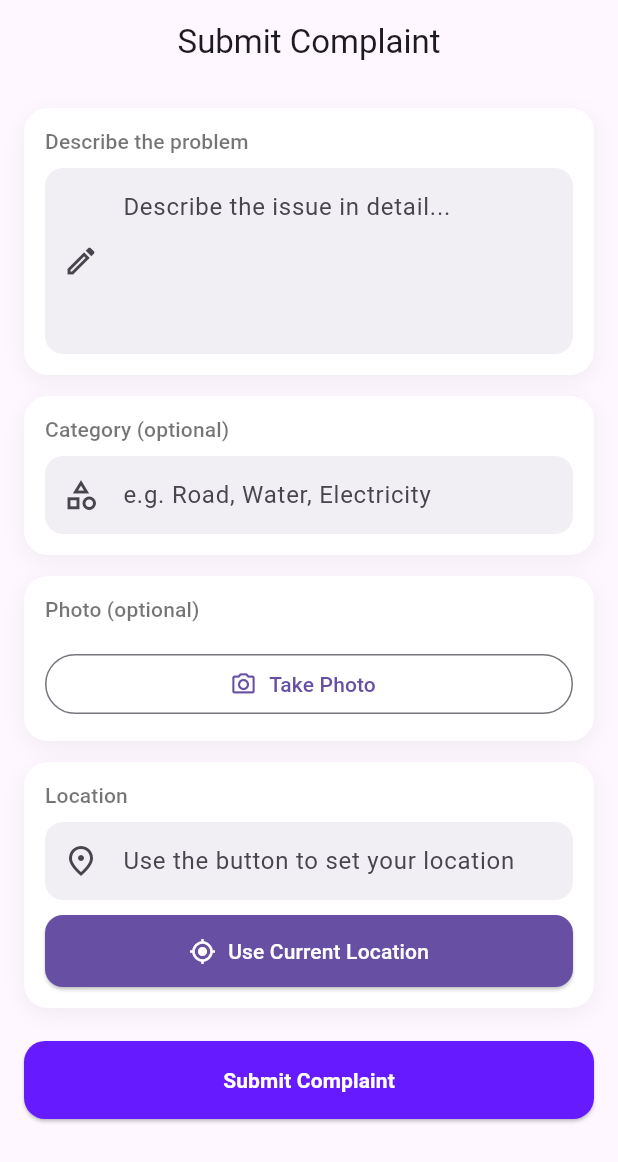
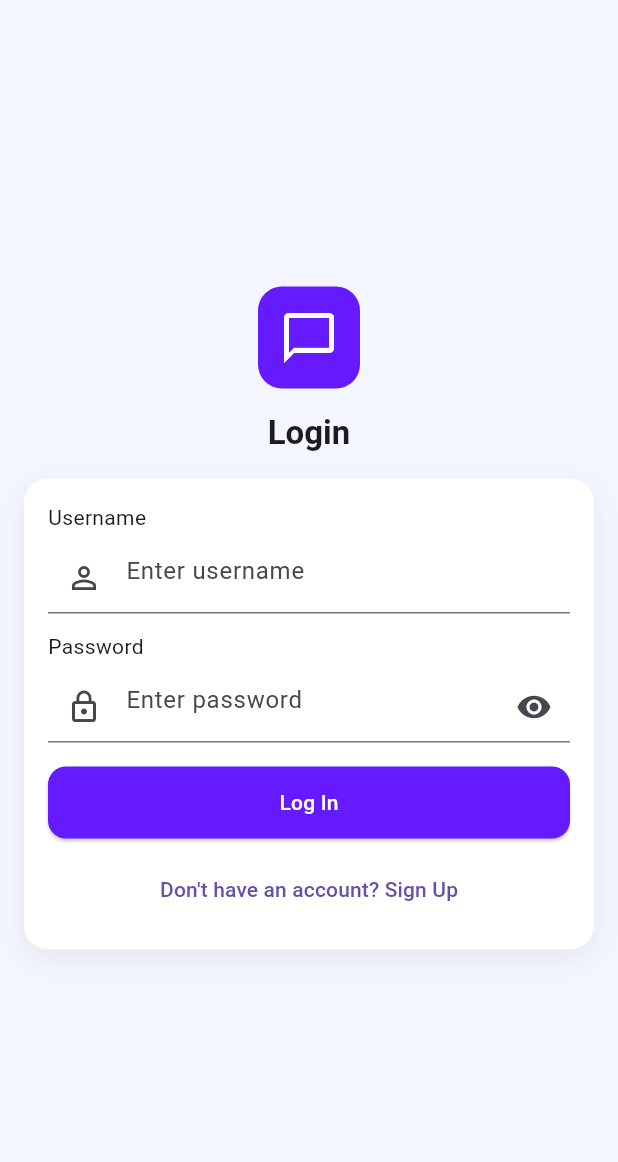
Before and after one commit to ShegerNext/ShegerNext-Mobile, a Flutter app: the screen it shows after launch, after a tap on "Skip", on a phone screen of 412 x 824 dp. Shown: the top 1162 px of the screen. Run offline on Flutter 3.47's test engine with Material 3 defaults, Android fonts, the phone set to English and light mode, and no system bars; our stand-ins replace bloc, dartz, dio, equatable, flutter_bloc, flutter_secure_storage and 5 more.

Commit message:
auth feature demo

```diff
--- a/shegernext/lib/core/config/app_router.dart
+++ b/shegernext/lib/core/config/app_router.dart
@@ -7,6 +7,8 @@ import 'package:shegernext/features/complaints/presentation/screens/submit_compl
 import 'package:flutter_bloc/flutter_bloc.dart';
 import 'package:shegernext/injection_container.dart';
 import 'package:shegernext/features/complaints/presentation/bloc/complaints_bloc.dart';
+import 'package:shegernext/features/auth/presentation/screens/login_page.dart';
+import 'package:shegernext/features/auth/presentation/screens/signup_page.dart';
 
 final GoRouter appRouter = GoRouter(
   initialLocation: RouteNames.onboarding,
@@ -24,6 +26,18 @@ final GoRouter appRouter = GoRouter(
           const MaterialPage(child: PlaceholderHomePage()),
     ),
     GoRoute(
+      path: RouteNames.login,
+      name: RouteNames.login,
+      pageBuilder: (BuildContext context, GoRouterState state) =>
+          const MaterialPage(child: LoginPage()),
+    ),
+    GoRoute(
+      path: RouteNames.signup,
+      name: RouteNames.signup,
+      pageBuilder: (BuildContext context, GoRouterState state) =>
+          const MaterialPage(child: SignupPage()),
+    ),
+    GoRoute(
       path: RouteNames.submitComplaint,
       name: RouteNames.submitComplaint,
       pageBuilder: (BuildContext context, GoRouterState state) => MaterialPage(
--- a/shegernext/lib/core/config/route_names.dart
+++ b/shegernext/lib/core/config/route_names.dart
@@ -3,4 +3,6 @@ class RouteNames {
   static const String onboarding = '/onboarding';
   static const String home = '/home';
   static const String submitComplaint = '/submit-complaint';
+  static const String login = '/auth/login';
+  static const String signup = '/auth/signup';
 }
--- /dev/null
+++ b/shegernext/lib/features/auth/data/datasources/auth_remote_datasource.dart
@@ -0,0 +1,46 @@
+import 'package:dio/dio.dart';
+import 'package:shegernext/core/config/end_points.dart';
+
+abstract class AuthRemoteDataSource {
+  Future<String> login({required String username, required String password});
+  Future<String> signup({
+    required String username,
+    required String fan,
+    required String password,
+  });
+}
+
+class AuthRemoteDataSourceImpl implements AuthRemoteDataSource {
+  AuthRemoteDataSourceImpl({required Dio client})
+    : _client = client..options.baseUrl = EndPoints.baseUrl;
+  final Dio _client;
+
+  @override
+  Future<String> login({
+    required String username,
+    required String password,
+  }) async {
+    final Response<dynamic> response = await _client.post(
+      '/auth/login',
+      data: <String, dynamic>{'username': username, 'password': password},
+    );
+    return (response.data as Map<String, dynamic>)['token'] as String;
+  }
+
+  @override
+  Future<String> signup({
+    required String username,
+    required String fan,
+    required String password,
+  }) async {
+    final Response<dynamic> response = await _client.post(
+      '/auth/signup',
+      data: <String, dynamic>{
+        'username': username,
+        'fan': fan,
+        'password': password,
+      },
+    );
+    return (response.data as Map<String, dynamic>)['token'] as String;
+  }
+}
--- /dev/null
+++ b/shegernext/lib/features/auth/data/repository/auth_repository_impl.dart
@@ -0,0 +1,44 @@
+import 'package:dartz/dartz.dart';
+import 'package:shegernext/core/error/failures.dart';
+import 'package:shegernext/features/auth/data/datasources/auth_remote_datasource.dart';
+import 'package:shegernext/features/auth/domain/repository/auth_repository.dart';
+
+class AuthRepositoryImpl implements AuthRepository {
+  AuthRepositoryImpl({required AuthRemoteDataSource remote}) : _remote = remote;
+
+  final AuthRemoteDataSource _remote;
+
+  @override
+  Future<Either<Failures, String>> login({
+    required String username,
+    required String password,
+  }) async {
+    try {
+      final String token = await _remote.login(
+        username: username,
+        password: password,
+      );
+      return Right(token);
+    } catch (e) {
+      return Left(ServerFailure(message: e.toString()));
+    }
+  }
+
+  @override
+  Future<Either<Failures, String>> signup({
+    required String username,
+    required String fan,
+    required String password,
+  }) async {
+    try {
+      final String token = await _remote.signup(
+        username: username,
+        fan: fan,
+        password: password,
+      );
+      return Right(token);
+    } catch (e) {
+      return Left(ServerFailure(message: e.toString()));
+    }
+  }
+}
--- /dev/null
+++ b/shegernext/lib/features/auth/domain/repository/auth_repository.dart
@@ -0,0 +1,14 @@
+import 'package:dartz/dartz.dart';
+import 'package:shegernext/core/error/failures.dart';
+
+abstract class AuthRepository {
+  Future<Either<Failures, String>> login({
+    required String username,
+    required String password,
+  });
+  Future<Either<Failures, String>> signup({
+    required String username,
+    required String fan,
+    required String password,
+  });
+}
--- /dev/null
+++ b/shegernext/lib/features/auth/domain/usecases/auth_usecases.dart
@@ -0,0 +1,22 @@
+import 'package:dartz/dartz.dart';
+import 'package:shegernext/core/error/failures.dart';
+import 'package:shegernext/features/auth/domain/repository/auth_repository.dart';
+
+class Login {
+  Login({required AuthRepository repository}) : _repository = repository;
+  final AuthRepository _repository;
+  Future<Either<Failures, String>> call({
+    required String username,
+    required String password,
+  }) => _repository.login(username: username, password: password);
+}
+
+class Signup {
+  Signup({required AuthRepository repository}) : _repository = repository;
+  final AuthRepository _repository;
+  Future<Either<Failures, String>> call({
+    required String username,
+    required String fan,
+    required String password,
+  }) => _repository.signup(username: username, fan: fan, password: password);
+}
--- /dev/null
+++ b/shegernext/lib/features/auth/presentation/bloc/auth_bloc.dart
@@ -0,0 +1,66 @@
+import 'package:bloc/bloc.dart';
+import 'package:equatable/equatable.dart';
+import 'package:flutter_secure_storage/flutter_secure_storage.dart';
+import 'package:shegernext/features/auth/domain/usecases/auth_usecases.dart';
+
+part 'auth_event.dart';
+part 'auth_state.dart';
+
+class AuthBloc extends Bloc<AuthEvent, AuthState> {
+  AuthBloc({
+    required Login login,
+    required Signup signup,
+    required FlutterSecureStorage storage,
+  }) : _login = login,
+       _signup = signup,
+       _storage = storage,
+       super(AuthInitial()) {
+    on<CheckAuthEvent>(_onCheck);
+    on<LoginSubmitted>(_onLogin);
+    on<SignupSubmitted>(_onSignup);
+    on<LogoutRequested>(_onLogout);
+  }
+
+  final Login _login;
+  final Signup _signup;
+  final FlutterSecureStorage _storage;
+
+  Future<void> _onCheck(CheckAuthEvent event, Emitter<AuthState> emit) async {
+    final String? token = await _storage.read(key: 'access_token');
+    if (token != null && token.isNotEmpty) {
+      emit(Authenticated(token));
+    } else {
+      emit(Unauthenticated());
+    }
+  }
+
+  Future<void> _onLogin(LoginSubmitted event, Emitter<AuthState> emit) async {
+    emit(AuthLoading());
+    final result = await _login(
+      username: event.username,
+      password: event.password,
+    );
+    result.fold((l) => emit(AuthError(l.message)), (token) async {
+      await _storage.write(key: 'access_token', value: token);
+      emit(Authenticated(token));
+    });
+  }
+
+  Future<void> _onSignup(SignupSubmitted event, Emitter<AuthState> emit) async {
+    emit(AuthLoading());
+    final result = await _signup(
+      username: event.username,
+      fan: event.fan,
+      password: event.password,
+    );
+    result.fold((l) => emit(AuthError(l.message)), (token) async {
+      await _storage.write(key: 'access_token', value: token);
+      emit(Authenticated(token));
+    });
+  }
+
+  Future<void> _onLogout(LogoutRequested event, Emitter<AuthState> emit) async {
+    await _storage.delete(key: 'access_token');
+    emit(Unauthenticated());
+  }
+}
--- /dev/null
+++ b/shegernext/lib/features/auth/presentation/bloc/auth_event.dart
@@ -0,0 +1,28 @@
+part of 'auth_bloc.dart';
+
+sealed class AuthEvent extends Equatable {
+  const AuthEvent();
+  @override
+  List<Object?> get props => [];
+}
+
+class CheckAuthEvent extends AuthEvent {}
+
+class LoginSubmitted extends AuthEvent {
+  const LoginSubmitted({required this.username, required this.password});
+  final String username;
+  final String password;
+}
+
+class SignupSubmitted extends AuthEvent {
+  const SignupSubmitted({
+    required this.username,
+    required this.fan,
+    required this.password,
+  });
+  final String username;
+  final String fan;
+  final String password;
+}
+
+class LogoutRequested extends AuthEvent {}
--- /dev/null
+++ b/shegernext/lib/features/auth/presentation/bloc/auth_state.dart
@@ -0,0 +1,27 @@
+part of 'auth_bloc.dart';
+
+sealed class AuthState extends Equatable {
+  const AuthState();
+  @override
+  List<Object?> get props => [];
+}
+
+class AuthInitial extends AuthState {}
+
+class AuthLoading extends AuthState {}
+
+class Unauthenticated extends AuthState {}
+
+class Authenticated extends AuthState {
+  const Authenticated(this.token);
+  final String token;
+  @override
+  List<Object?> get props => [token];
+}
+
+class AuthError extends AuthState {
+  const AuthError(this.message);
+  final String message;
+  @override
+  List<Object?> get props => [message];
+}
--- /dev/null
+++ b/shegernext/lib/features/auth/presentation/screens/login_page.dart
@@ -0,0 +1,146 @@
+import 'package:flutter/material.dart';
+import 'package:go_router/go_router.dart';
+import 'package:shegernext/core/config/route_names.dart';
+
+class LoginPage extends StatefulWidget {
+  const LoginPage({super.key});
+
+  @override
+  State<LoginPage> createState() => _LoginPageState();
+}
+
+class _LoginPageState extends State<LoginPage> {
+  final GlobalKey<FormState> _formKey = GlobalKey<FormState>();
+  final TextEditingController _usernameController = TextEditingController();
+  final TextEditingController _passwordController = TextEditingController();
+  bool _obscure = true;
+
+  @override
+  void dispose() {
+    _usernameController.dispose();
+    _passwordController.dispose();
+    super.dispose();
+  }
+
+  void _submit() {
+    if (!_formKey.currentState!.validate()) return;
+    // TODO: dispatch login bloc event
+  }
+
+  @override
+  Widget build(BuildContext context) {
+    final ThemeData theme = Theme.of(context);
+    return Scaffold(
+      body: SafeArea(
+        child: Center(
+          child: SingleChildScrollView(
+            padding: const EdgeInsets.all(16),
+            child: Column(
+              mainAxisSize: MainAxisSize.min,
+              children: <Widget>[
+                Container(
+                  decoration: BoxDecoration(
+                    color: const Color(0xFF661AFF),
+                    borderRadius: BorderRadius.circular(16),
+                  ),
+                  padding: const EdgeInsets.all(14),
+                  child: const Icon(
+                    Icons.chat_bubble_outline,
+                    color: Colors.white,
+                    size: 40,
+                  ),
+                ),
+                const SizedBox(height: 16),
+                Text(
+                  'Login',
+                  style: theme.textTheme.titleLarge?.copyWith(
+                    fontWeight: FontWeight.w700,
+                  ),
+                ),
+                const SizedBox(height: 16),
+                Container(
+                  padding: const EdgeInsets.all(16),
+                  decoration: BoxDecoration(
+                    color: Colors.white,
+                    borderRadius: BorderRadius.circular(16),
+                    boxShadow: <BoxShadow>[
+                      BoxShadow(
+                        color: Colors.black.withOpacity(0.06),
+                        blurRadius: 16,
+                        offset: const Offset(0, 6),
+                      ),
+                    ],
+                  ),
+                  child: Form(
+                    key: _formKey,
+                    child: Column(
+                      crossAxisAlignment: CrossAxisAlignment.stretch,
+                      children: <Widget>[
+                        Text('Username'),
+                        const SizedBox(height: 6),
+                        TextFormField(
+                          controller: _usernameController,
+                          decoration: const InputDecoration(
+                            prefixIcon: Icon(Icons.person_outline),
+                            hintText: 'Enter username',
+                          ),
+                          validator: (String? v) =>
+                              (v == null || v.trim().isEmpty)
+                              ? 'Required'
+                              : null,
+                        ),
+                        const SizedBox(height: 12),
+                        Text('Password'),
+                        const SizedBox(height: 6),
+                        TextFormField(
+                          controller: _passwordController,
+                          obscureText: _obscure,
+                          decoration: InputDecoration(
+                            prefixIcon: const Icon(Icons.lock_outline),
+                            hintText: 'Enter password',
+                            suffixIcon: IconButton(
+                              icon: Icon(
+                                _obscure
+                                    ? Icons.visibility
+                                    : Icons.visibility_off,
+                              ),
+                              onPressed: () =>
+                                  setState(() => _obscure = !_obscure),
+                            ),
+                          ),
+                          validator: (String? v) =>
+                              (v == null || v.trim().isEmpty)
+                              ? 'Required'
+                              : null,
+                        ),
+                        const SizedBox(height: 16),
+                        ElevatedButton(
+                          onPressed: _submit,
+                          style: ElevatedButton.styleFrom(
+                            backgroundColor: const Color(0xFF661AFF),
+                            foregroundColor: Colors.white,
+                            padding: const EdgeInsets.symmetric(vertical: 14),
+                            shape: RoundedRectangleBorder(
+                              borderRadius: BorderRadius.circular(12),
+                            ),
+                          ),
+                          child: const Text('Log In'),
+                        ),
+                        const SizedBox(height: 10),
+                        TextButton(
+                          onPressed: () => context.goNamed(RouteNames.signup),
+                          child: const Text("Don't have an account? Sign Up"),
+                        ),
+                      ],
+                    ),
+                  ),
+                ),
+              ],
+            ),
+          ),
+        ),
+      ),
+      backgroundColor: const Color(0xFFF3F5FF),
+    );
+  }
+}
--- a/shegernext/lib/features/onboarding/presentation/screens/onboarding_page.dart
+++ b/shegernext/lib/features/onboarding/presentation/screens/onboarding_page.dart
@@ -26,7 +26,7 @@ class _OnboardingPageState extends State<OnboardingPage> {
         curve: Curves.easeInOut,
       );
     } else {
-      if (mounted) context.goNamed(RouteNames.submitComplaint);
+      if (mounted) context.goNamed(RouteNames.login);
     }
   }
 
@@ -46,7 +46,7 @@ class _OnboardingPageState extends State<OnboardingPage> {
         child: Column(
           children: <Widget>[
             _Header(
-              onSkip: () => context.goNamed(RouteNames.submitComplaint),
+              onSkip: () => context.goNamed(RouteNames.login),
               controller: _pageController,
               pageCount: 4,
             ),
--- a/shegernext/lib/injection_container.dart
+++ b/shegernext/lib/injection_container.dart
@@ -8,6 +8,11 @@ import 'package:shegernext/features/complaints/data/repository/complaints_reposi
 import 'package:shegernext/features/complaints/domain/repository/complaints_repository.dart';
 import 'package:shegernext/features/complaints/domain/usecases/submit_complaint.dart';
 import 'package:shegernext/features/complaints/presentation/bloc/complaints_bloc.dart';
+import 'package:shegernext/features/auth/data/datasources/auth_remote_datasource.dart';
+import 'package:shegernext/features/auth/data/repository/auth_repository_impl.dart';
+import 'package:shegernext/features/auth/domain/repository/auth_repository.dart';
+import 'package:shegernext/features/auth/domain/usecases/auth_usecases.dart';
+import 'package:shegernext/features/auth/presentation/bloc/auth_bloc.dart';
 
 final sl = GetIt.instance;
 
@@ -32,4 +37,15 @@ Future<void> init() async {
   );
   sl.registerLazySingleton(() => SubmitComplaint(repository: sl()));
   sl.registerFactory(() => ComplaintsBloc(submitComplaint: sl()));
+
+  // Auth
+  sl.registerLazySingleton<AuthRemoteDataSource>(
+    () => AuthRemoteDataSourceImpl(client: sl()),
+  );
+  sl.registerLazySingleton<AuthRepository>(
+    () => AuthRepositoryImpl(remote: sl()),
+  );
+  sl.registerLazySingleton(() => Login(repository: sl()));
+  sl.registerLazySingleton(() => Signup(repository: sl()));
+  sl.registerFactory(() => AuthBloc(login: sl(), signup: sl(), storage: sl()));
 }
--- a/shegernext/lib/main.dart
+++ b/shegernext/lib/main.dart
@@ -1,5 +1,7 @@
 import 'package:flutter/material.dart';
+import 'package:flutter_bloc/flutter_bloc.dart';
 import 'package:shegernext/core/config/app_router.dart';
+import 'package:shegernext/features/auth/presentation/bloc/auth_bloc.dart';
 import 'injection_container.dart' as di;
 
 void main() async {
@@ -13,10 +15,13 @@ class MyApp extends StatelessWidget {
 
   @override
   Widget build(BuildContext context) {
-    return MaterialApp.router(
-    routerConfig: appRouter,
-    title: 'Sheger Next',
-    debugShowCheckedModeBanner: false,
+    return BlocProvider(
+      create: (_) => di.sl<AuthBloc>()..add(CheckAuthEvent()),
+      child: MaterialApp.router(
+        routerConfig: appRouter,
+        title: 'Sheger Next',
+        debugShowCheckedModeBanner: false,
+      ),
     );
   }
 }
```
Also changed, not shown: shegernext/lib/features/Authentication/presentation/bloc/auth_bloc.dart (deleted, +0 -13 lines), shegernext/lib/features/Authentication/presentation/bloc/auth_event.dart (deleted, +0 -8 lines), shegernext/lib/features/Authentication/presentation/bloc/auth_state.dart (deleted, +0 -10 lines), shegernext/lib/features/auth/presentation/screens/signup_page.dart (added, +190 -0 lines).
